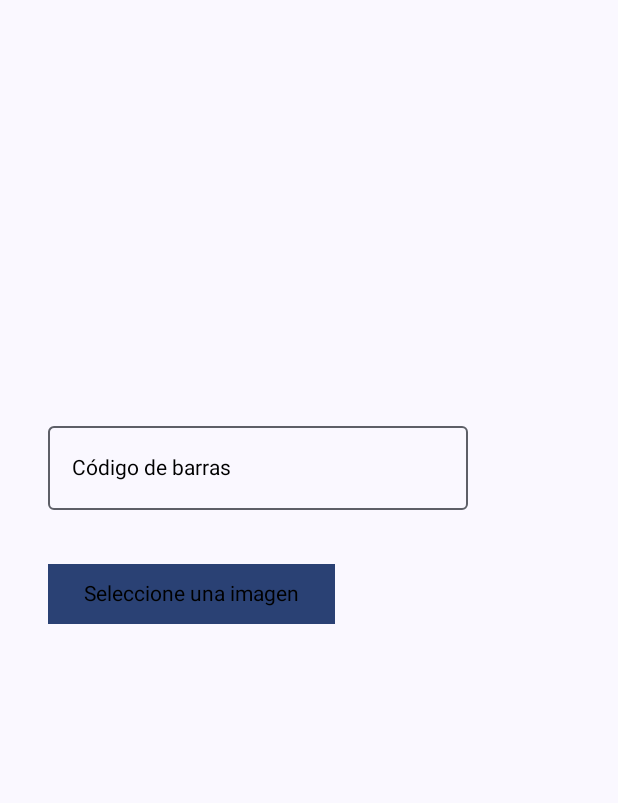
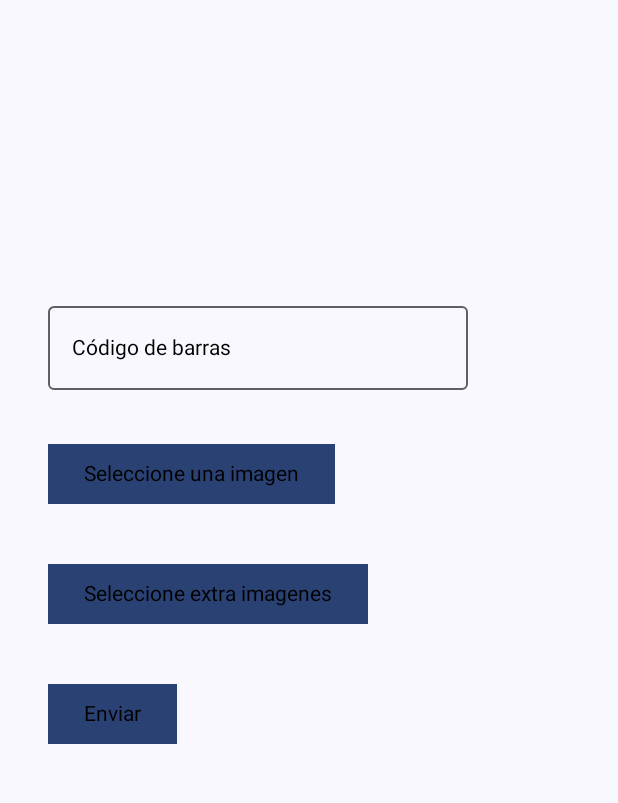
Before and after one commit to pachoGit/AppScanner, an Android app built with Jetpack Compose: the ManualInsertActivity screen opened directly, with no data from a screen before it, on a phone screen of 412 x 824 dp, the part 96-899 px from its top. Run offline under Robolectric (Android 15) with nearby library versions, the phone set to English and light mode, and no system bars; 1 statement that could not run was skipped.

Commit message:
Add selection of images :D this awesome :D

```diff
--- a/app/src/main/java/com/example/app/ManualInsertActivity.kt
+++ b/app/src/main/java/com/example/app/ManualInsertActivity.kt
@@ -18,9 +18,11 @@ import androidx.compose.foundation.layout.Arrangement
 import androidx.compose.foundation.layout.Column
 import androidx.compose.foundation.layout.ExperimentalLayoutApi
 import androidx.compose.foundation.layout.FlowColumn
+import androidx.compose.foundation.layout.PaddingValues
 import androidx.compose.foundation.layout.fillMaxSize
 import androidx.compose.foundation.layout.padding
 import androidx.compose.foundation.layout.size
+import androidx.compose.foundation.lazy.LazyRow
 import androidx.compose.material.Text
 import androidx.compose.material3.Button
 import androidx.compose.material3.ExperimentalMaterial3Api
@@ -72,6 +74,8 @@ data class FormUiState(
         val barcode: String = "",
         val uriBarcode: Uri? = null,
         val bitmapBarcode: Bitmap? = null,
+        val uriExtra: List<Uri>? = null,
+        val bitmapExtra: List<Bitmap>? = null,
 )
 
 class FormViewModel : ViewModel() {
@@ -89,6 +93,14 @@ class FormViewModel : ViewModel() {
     fun updateBitmapBarcode(bitmapBarcode: Bitmap?) {
         _uiState.value = _uiState.value.copy(bitmapBarcode = bitmapBarcode)
     }
+
+    fun updateUriExtra(uriExtra: List<Uri>?) {
+        _uiState.value = _uiState.value.copy(uriExtra = uriExtra)
+    }
+
+    fun updateBitmapExtra(bitmapExtra: List<Bitmap>?) {
+        _uiState.value = _uiState.value.copy(bitmapExtra = bitmapExtra)
+    }
 }
 
 @Composable
@@ -101,6 +113,11 @@ fun Greeting(formViewModel: FormViewModel = viewModel()) {
                     uri: Uri? ->
                 formViewModel.updateUriBarcode(uri)
             }
+
+    val multiLauncher =
+            rememberLauncherForActivityResult(
+                    contract = ActivityResultContracts.GetMultipleContents()
+            ) { uris: List<Uri>? -> formViewModel.updateUriExtra(uris) }
 
     FlowColumn(
             verticalArrangement = Arrangement.Center,
@@ -151,7 +168,30 @@ fun Greeting(formViewModel: FormViewModel = viewModel()) {
                 }
             }
         }
-        FlowColumn() {}
+
+        FlowColumn(
+                verticalArrangement = Arrangement.Center,
+                modifier = Modifier.padding(16.dp),
+        ) {
+            Button(
+                    onClick = { multiLauncher.launch("image/*") },
+                    shape = RectangleShape,
+            ) { Text(text = "Seleccione extra imagenes") }
+
+            ImageList(formViewModel, formUiState)
+        }
+
+        FlowColumn(
+                verticalArrangement = Arrangement.Center,
+                modifier = Modifier.padding(16.dp),
+        ) {
+            Column() {
+                Button(
+                        onClick = {},
+                        shape = RectangleShape,
+                ) { Text(text = "Enviar") }
+            }
+        }
     }
 }
 
@@ -177,3 +217,33 @@ fun MyHeader() {
             contentColor = MaterialTheme.colorScheme.primary,
     ) {}
 }
+
+@Composable
+fun ImageList(formViewModel: FormViewModel, formUiState: FormUiState) {
+    val context = LocalContext.current
+
+    var listBitmap: MutableList<Bitmap>? = mutableListOf()
+    formUiState.uriExtra?.forEach {
+        if (Build.VERSION.SDK_INT < 28) {
+            var bitmap = MediaStore.Images.Media.getBitmap(context.contentResolver, it)
+            listBitmap?.add(bitmap)
+        } else {
+            val source = ImageDecoder.createSource(context.contentResolver, it)
+            var bitmap = ImageDecoder.decodeBitmap(source)
+            listBitmap?.add(bitmap)
+        }
+    }
+
+    formViewModel.updateBitmapExtra(listBitmap)
+
+    LazyRow(contentPadding = PaddingValues(horizontal = 16.dp)) {
+        items(formUiState.bitmapExtra?.size ?: 0) { index ->
+            var image = formUiState.bitmapExtra?.get(index)
+            Image(
+                    bitmap = image!!.asImageBitmap(),
+                    contentDescription = null,
+                    modifier = Modifier.size(100.dp).padding(5.dp)
+            )
+        }
+    }
+}
```
